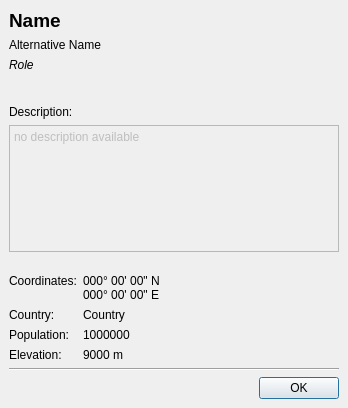
The window that src/placemarkinfodialog.ui (KDE/marble) describes before a commit, drawn with Qt 5.
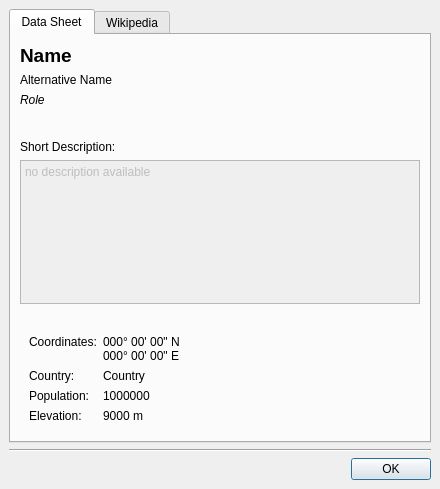
The same window after the commit.

Diff of the .ui file:
```diff
--- a/src/placemarkinfodialog.ui
+++ b/src/placemarkinfodialog.ui
@@ -5,8 +5,8 @@
    <rect>
     <x>0</x>
     <y>0</y>
-    <width>348</width>
-    <height>408</height>
+    <width>440</width>
+    <height>489</height>
    </rect>
   </property>
   <property name="windowTitle" >
@@ -20,6 +20,22 @@
     <number>6</number>
    </property>
    <item>
+    <widget class="QTabWidget" name="tabWidget" >
+     <property name="currentIndex" >
+      <number>0</number>
+     </property>
+     <widget class="QWidget" name="tab" >
+      <attribute name="title" >
+       <string>Data Sheet</string>
+      </attribute>
+      <layout class="QVBoxLayout" >
+       <property name="margin" >
+        <number>9</number>
+       </property>
+       <property name="spacing" >
+        <number>6</number>
+       </property>
+       <item>
     <layout class="QGridLayout" >
      <property name="margin" >
       <number>0</number>
@@ -93,7 +109,7 @@
    <item>
     <widget class="QLabel" name="description_lbl" >
      <property name="text" >
-      <string>Description:</string>
+          <string>Short Description:</string>
      </property>
      <property name="buddy" >
       <cstring>description_val_browser</cstring>
@@ -130,6 +146,29 @@
     </spacer>
    </item>
    <item>
+        <widget class="QFrame" name="frame" >
+         <property name="sizePolicy" >
+          <sizepolicy>
+           <hsizetype>5</hsizetype>
+           <vsizetype>5</vsizetype>
+           <horstretch>0</horstretch>
+           <verstretch>0</verstretch>
+          </sizepolicy>
+         </property>
+         <property name="frameShape" >
+          <enum>QFrame::NoFrame</enum>
+         </property>
+         <property name="frameShadow" >
+          <enum>QFrame::Plain</enum>
+         </property>
+         <layout class="QVBoxLayout" >
+          <property name="margin" >
+           <number>9</number>
+          </property>
+          <property name="spacing" >
+           <number>6</number>
+          </property>
+          <item>
     <layout class="QGridLayout" >
      <property name="margin" >
       <number>0</number>
@@ -147,30 +186,33 @@
        </property>
       </widget>
      </item>
-     <item row="2" column="0" >
-      <widget class="QLabel" name="population_lbl" >
+            <item row="3" column="0" >
+             <widget class="QLabel" name="elevation_lbl" >
        <property name="text" >
-        <string>Population:</string>
+               <string>Elevation:</string>
        </property>
        <property name="alignment" >
         <set>Qt::AlignLeading|Qt::AlignLeft|Qt::AlignTop</set>
        </property>
       </widget>
      </item>
-     <item row="1" column="0" >
-      <widget class="QLabel" name="country_lbl" >
-       <property name="text" >
-        <string>Country:</string>
-       </property>
-       <property name="alignment" >
-        <set>Qt::AlignLeading|Qt::AlignLeft|Qt::AlignTop</set>
-       </property>
-      </widget>
-     </item>
-     <item row="3" column="1" colspan="2" >
-      <widget class="QLabel" name="elevation_val_lbl" >
+            <item row="0" column="2" >
+             <spacer>
+              <property name="orientation" >
+               <enum>Qt::Horizontal</enum>
+              </property>
+              <property name="sizeHint" >
+               <size>
+                <width>40</width>
+                <height>20</height>
+               </size>
+              </property>
+             </spacer>
+            </item>
+            <item row="0" column="0" >
+             <widget class="QLabel" name="coordinates_lbl" >
        <property name="text" >
-        <string>9000 m</string>
+               <string>Coordinates:</string>
        </property>
        <property name="alignment" >
         <set>Qt::AlignLeading|Qt::AlignLeft|Qt::AlignTop</set>
@@ -188,16 +230,6 @@
        </property>
       </widget>
      </item>
-     <item row="0" column="0" >
-      <widget class="QLabel" name="coordinates_lbl" >
-       <property name="text" >
-        <string>Coordinates:</string>
-       </property>
-       <property name="alignment" >
-        <set>Qt::AlignLeading|Qt::AlignLeft|Qt::AlignTop</set>
-       </property>
-      </widget>
-     </item>
      <item row="2" column="1" colspan="2" >
       <widget class="QLabel" name="population_val_lbl" >
        <property name="text" >
@@ -208,30 +240,49 @@
        </property>
       </widget>
      </item>
-     <item row="0" column="2" >
-      <spacer>
-       <property name="orientation" >
-        <enum>Qt::Horizontal</enum>
-       </property>
-       <property name="sizeHint" >
-        <size>
-         <width>40</width>
-         <height>20</height>
-        </size>
-       </property>
-      </spacer>
-     </item>
-     <item row="3" column="0" >
-      <widget class="QLabel" name="elevation_lbl" >
+            <item row="1" column="0" >
+             <widget class="QLabel" name="country_lbl" >
+              <property name="text" >
+               <string>Country:</string>
+              </property>
+              <property name="alignment" >
+               <set>Qt::AlignLeading|Qt::AlignLeft|Qt::AlignTop</set>
+              </property>
+             </widget>
+            </item>
+            <item row="3" column="1" colspan="2" >
+             <widget class="QLabel" name="elevation_val_lbl" >
        <property name="text" >
-        <string>Elevation:</string>
+               <string>9000 m</string>
        </property>
        <property name="alignment" >
         <set>Qt::AlignLeading|Qt::AlignLeft|Qt::AlignTop</set>
        </property>
       </widget>
      </item>
-    </layout>
+            <item row="2" column="0" >
+             <widget class="QLabel" name="population_lbl" >
+              <property name="text" >
+               <string>Population:</string>
+              </property>
+              <property name="alignment" >
+               <set>Qt::AlignLeading|Qt::AlignLeft|Qt::AlignTop</set>
+              </property>
+             </widget>
+            </item>
+           </layout>
+          </item>
+         </layout>
+        </widget>
+       </item>
+      </layout>
+     </widget>
+     <widget class="QWidget" name="tab_2" >
+      <attribute name="title" >
+       <string>Wikipedia</string>
+      </attribute>
+     </widget>
+    </widget>
    </item>
    <item>
     <widget class="Line" name="line" >
```
Lines whose indentation alone changed are shown as unchanged.
